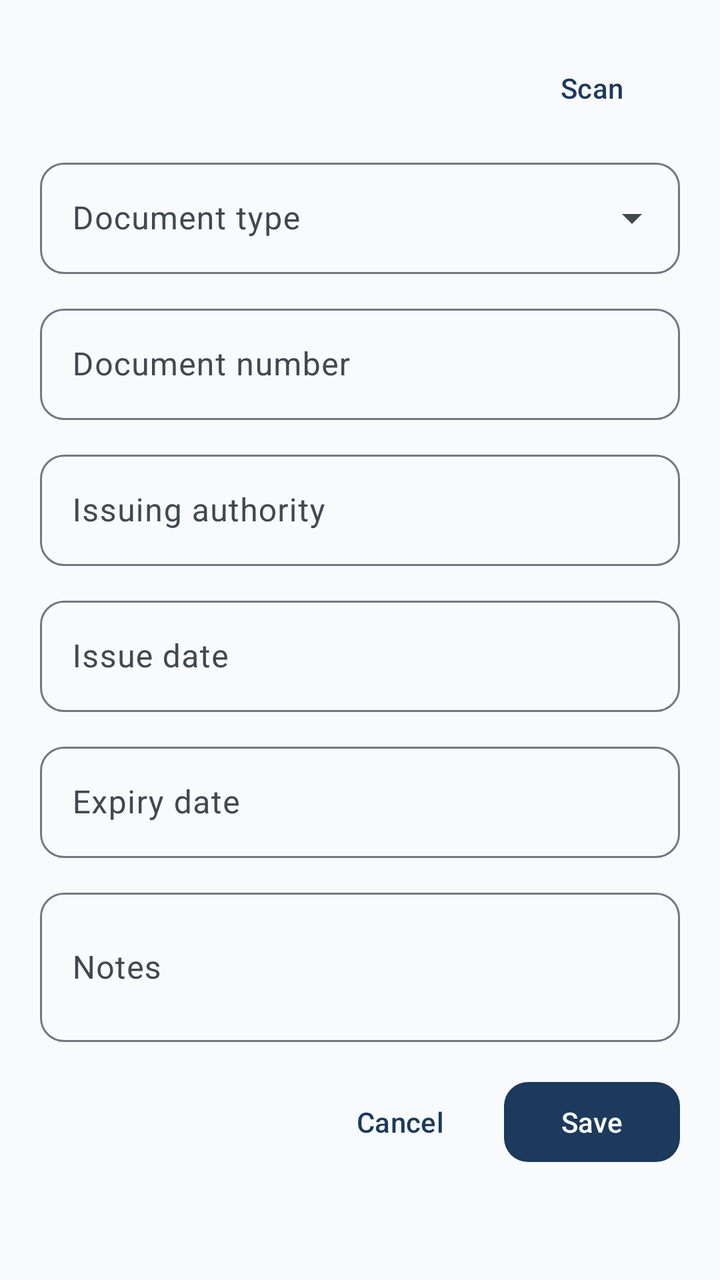
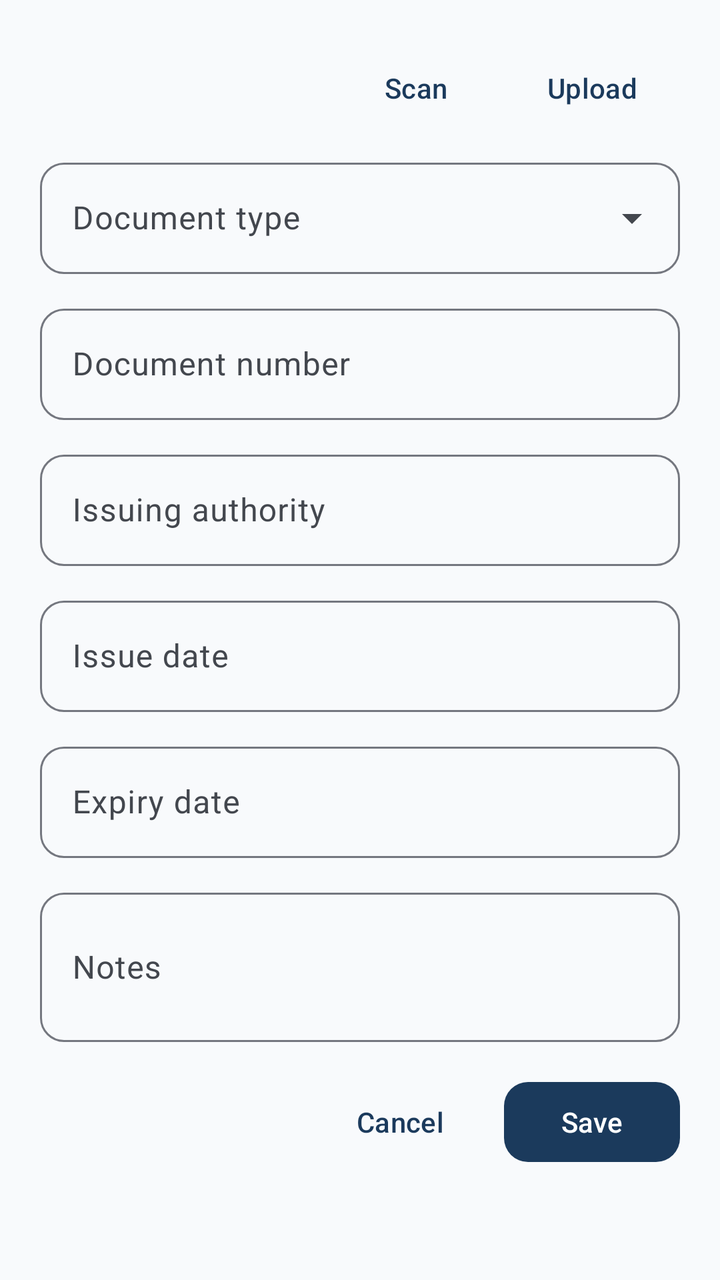

Compare the two renders of this Android layout. The source of the first and the diff that turns it into the second are given below.
<!-- AndroidManifest.xml: application theme Theme.ImmigrantVault -->
<!-- res/layout/bottom_sheet_document_form.xml -->
<?xml version="1.0" encoding="utf-8"?>
<androidx.core.widget.NestedScrollView xmlns:android="http://schemas.android.com/apk/res/android"
    android:layout_width="match_parent"
    android:layout_height="wrap_content"
    android:padding="@dimen/form_padding">

    <LinearLayout
        android:layout_width="match_parent"
        android:layout_height="wrap_content"
        android:orientation="vertical">

        <LinearLayout
            android:layout_width="match_parent"
            android:layout_height="wrap_content"
            android:gravity="center_vertical"
            android:orientation="horizontal">

            <TextView
                android:id="@+id/form_title"
                android:layout_width="0dp"
                android:layout_height="wrap_content"
                android:layout_weight="1"
                android:textAppearance="@style/TextAppearance.ImmigrantVault.FormTitle" />

            <com.google.android.material.button.MaterialButton
                android:id="@+id/btn_scan"
                style="@style/Widget.ImmigrantVault.Button.Text"
                android:layout_width="wrap_content"
                android:layout_height="wrap_content"
                android:text="@string/action_scan" />

        </LinearLayout>

        <ProgressBar
            android:id="@+id/scan_progress"
            style="?android:attr/progressBarStyleHorizontal"
            android:layout_width="match_parent"
            android:layout_height="wrap_content"
            android:layout_marginBottom="8dp"
            android:indeterminate="true"
            android:visibility="gone" />

        <com.google.android.material.textfield.TextInputLayout
            android:id="@+id/input_type_layout"
            style="@style/Widget.ImmigrantVault.TextInputLayout.ExposedDropdownMenu"
            android:layout_width="match_parent"
            android:layout_height="wrap_content"
            android:layout_marginTop="8dp"
            android:hint="@string/label_document_type">

            <AutoCompleteTextView
                android:id="@+id/input_type"
                android:layout_width="match_parent"
                android:layout_height="wrap_content"
                android:inputType="none" />

        </com.google.android.material.textfield.TextInputLayout>

        <com.google.android.material.textfield.TextInputLayout
            android:id="@+id/input_number_layout"
            style="@style/Widget.ImmigrantVault.TextInputLayout"
            android:layout_width="match_parent"
            android:layout_height="wrap_content"
            android:layout_marginTop="@dimen/form_field_spacing"
            android:hint="@string/label_document_number">

            <com.google.android.material.textfield.TextInputEditText
                android:id="@+id/input_number"
                android:layout_width="match_parent"
                android:layout_height="wrap_content"
                android:inputType="text" />

        </com.google.android.material.textfield.TextInputLayout>

        <com.google.android.material.textfield.TextInputLayout
            android:id="@+id/input_authority_layout"
            style="@style/Widget.ImmigrantVault.TextInputLayout"
            android:layout_width="match_parent"
            android:layout_height="wrap_content"
            android:layout_marginTop="@dimen/form_field_spacing"
            android:hint="@string/label_issuing_authority">

            <com.google.android.material.textfield.TextInputEditText
                android:id="@+id/input_authority"
                android:layout_width="match_parent"
                android:layout_height="wrap_content"
                android:inputType="text" />

        </com.google.android.material.textfield.TextInputLayout>

        <com.google.android.material.textfield.TextInputLayout
            android:id="@+id/input_place_of_issue_layout"
            style="@style/Widget.ImmigrantVault.TextInputLayout"
            android:layout_width="match_parent"
            android:layout_height="wrap_content"
            android:layout_marginTop="@dimen/form_field_spacing"
            android:hint="@string/label_place_of_issue"
            android:visibility="gone">

            <com.google.android.material.textfield.TextInputEditText
                android:id="@+id/input_place_of_issue"
                android:layout_width="match_parent"
                android:layout_height="wrap_content"
                android:inputType="text" />

        </com.google.android.material.textfield.TextInputLayout>

        <com.google.android.material.textfield.TextInputLayout
            android:id="@+id/input_nationality_layout"
            style="@style/Widget.ImmigrantVault.TextInputLayout"
            android:layout_width="match_parent"
            android:layout_height="wrap_content"
            android:layout_marginTop="@dimen/form_field_spacing"
            android:hint="@string/label_nationality"
            android:visibility="gone">

            <com.google.android.material.textfield.TextInputEditText
                android:id="@+id/input_nationality"
                android:layout_width="match_parent"
                android:layout_height="wrap_content"
                android:inputType="text" />

        </com.google.android.material.textfield.TextInputLayout>

        <com.google.android.material.textfield.TextInputLayout
            android:id="@+id/input_issue_date_layout"
            style="@style/Widget.ImmigrantVault.TextInputLayout"
            android:layout_width="match_parent"
            android:layout_height="wrap_content"
            android:layout_marginTop="@dimen/form_field_spacing"
            android:hint="@string/label_issue_date">

            <com.google.android.material.textfield.TextInputEditText
                android:id="@+id/input_issue_date"
                android:layout_width="match_parent"
                android:layout_height="wrap_content"
                android:focusable="false"
                android:inputType="none" />

        </com.google.android.material.textfield.TextInputLayout>

        <com.google.android.material.textfield.TextInputLayout
            android:id="@+id/input_expiry_date_layout"
            style="@style/Widget.ImmigrantVault.TextInputLayout"
            android:layout_width="match_parent"
            android:layout_height="wrap_content"
            android:layout_marginTop="@dimen/form_field_spacing"
            android:hint="@string/label_expiry_date">

            <com.google.android.material.textfield.TextInputEditText
                android:id="@+id/input_expiry_date"
                android:layout_width="match_parent"
                android:layout_height="wrap_content"
                android:focusable="false"
                android:inputType="none" />

        </com.google.android.material.textfield.TextInputLayout>

        <com.google.android.material.textfield.TextInputLayout
            android:id="@+id/input_notes_layout"
            style="@style/Widget.ImmigrantVault.TextInputLayout"
            android:layout_width="match_parent"
            android:layout_height="wrap_content"
            android:layout_marginTop="@dimen/form_field_spacing"
            android:hint="@string/label_notes">

            <com.google.android.material.textfield.TextInputEditText
                android:id="@+id/input_notes"
                android:layout_width="match_parent"
                android:layout_height="wrap_content"
                android:inputType="textMultiLine"
                android:minLines="2" />

        </com.google.android.material.textfield.TextInputLayout>

        <LinearLayout
            android:layout_width="match_parent"
            android:layout_height="wrap_content"
            android:layout_marginTop="16dp"
            android:gravity="end"
            android:orientation="horizontal">

            <com.google.android.material.button.MaterialButton
                android:id="@+id/btn_delete"
                style="@style/Widget.ImmigrantVault.Button.Text"
                android:layout_width="wrap_content"
                android:layout_height="wrap_content"
                android:text="@string/action_delete"
                android:textColor="?attr/colorError"
                android:visibility="gone" />

            <View
                android:layout_width="0dp"
                android:layout_height="0dp"
                android:layout_weight="1" />

            <com.google.android.material.button.MaterialButton
                android:id="@+id/btn_cancel"
                style="@style/Widget.ImmigrantVault.Button.Text"
                android:layout_width="wrap_content"
                android:layout_height="wrap_content"
                android:text="@string/action_cancel" />

            <com.google.android.material.button.MaterialButton
                android:id="@+id/btn_save"
                android:layout_width="wrap_content"
                android:layout_height="wrap_content"
                android:layout_marginStart="8dp"
                android:text="@string/action_save" />

        </LinearLayout>

    </LinearLayout>

</androidx.core.widget.NestedScrollView>
<!-- resources referenced by this layout -->
<resources>
  <dimen name="form_field_spacing">12dp</dimen>
  <dimen name="form_padding">20dp</dimen>
  <string name="action_cancel">Cancel</string>
  <string name="action_delete">Delete</string>
  <string name="action_save">Save</string>
  <string name="action_scan">Scan</string>
  <string name="label_document_number">Document number</string>
  <string name="label_document_type">Document type</string>
  <string name="label_expiry_date">Expiry date</string>
  <string name="label_issue_date">Issue date</string>
  <string name="label_issuing_authority">Issuing authority</string>
  <string name="label_nationality">Nationality</string>
  <string name="label_notes">Notes</string>
  <string name="label_place_of_issue">Place of issue</string>
  <style name="TextAppearance.ImmigrantVault.FormTitle" parent="TextAppearance.Material3.TitleLarge">
          <item name="android:textColor">?attr/colorOnSurface</item>
          <item name="android:letterSpacing">0</item>
      </style>
  <style name="Theme.ImmigrantVault" parent="Base.Theme.ImmigrantVault" />
  <style name="ShapeAppearance.ImmigrantVault.SmallComponent" parent="ShapeAppearance.Material3.SmallComponent">
          <item name="cornerFamily">rounded</item>
          <item name="cornerSize">@dimen/corner_small</item>
      </style>
  <dimen name="corner_small">12dp</dimen>
  <color name="md_theme_primary">#1B3A5C</color>
  <color name="md_theme_on_primary">#FFFFFF</color>
  <color name="md_theme_primary_container">#D4E3F3</color>
  <color name="md_theme_on_primary_container">#0A1F33</color>
  <color name="md_theme_secondary">#2A9D8F</color>
  <color name="md_theme_on_secondary">#FFFFFF</color>
  <color name="md_theme_secondary_container">#B8E8E0</color>
  <color name="md_theme_on_secondary_container">#0A3D36</color>
  <color name="md_theme_tertiary">#E9C46A</color>
  <color name="md_theme_on_tertiary">#3D2F00</color>
  <color name="md_theme_tertiary_container">#FFF0C2</color>
  <color name="md_theme_on_tertiary_container">#4A3800</color>
  <color name="md_theme_error">#BA1A1A</color>
  <color name="md_theme_on_error">#FFFFFF</color>
  <color name="md_theme_error_container">#FFDAD6</color>
  <color name="md_theme_on_error_container">#410002</color>
  <color name="md_theme_background">#F8FAFC</color>
  <color name="md_theme_on_background">#1A1C1E</color>
  <color name="md_theme_surface">#FFFFFF</color>
  <color name="md_theme_on_surface">#1A1C1E</color>
  <color name="md_theme_surface_variant">#E8EEF4</color>
  <color name="md_theme_on_surface_variant">#43474E</color>
  <color name="md_theme_outline">#74777F</color>
  <color name="md_theme_outline_variant">#C4C7CF</color>
  <style name="ShapeAppearance.ImmigrantVault.MediumComponent" parent="ShapeAppearance.Material3.MediumComponent">
          <item name="cornerFamily">rounded</item>
          <item name="cornerSize">@dimen/corner_medium</item>
      </style>
  <style name="ShapeAppearance.ImmigrantVault.LargeComponent" parent="ShapeAppearance.Material3.LargeComponent">
          <item name="cornerFamily">rounded</item>
          <item name="cornerSize">@dimen/corner_extra_large</item>
      </style>
  <style name="ThemeOverlay.ImmigrantVault.BottomSheetDialog" parent="ThemeOverlay.Material3.BottomSheetDialog">
          <item name="bottomSheetStyle">@style/Widget.ImmigrantVault.BottomSheet</item>
      </style>
  <style name="ThemeOverlay.ImmigrantVault.MaterialAlertDialog" parent="ThemeOverlay.Material3.MaterialAlertDialog">
          <item name="shapeAppearance">@style/ShapeAppearance.ImmigrantVault.MediumComponent</item>
          <item name="shapeAppearanceOverlay">@null</item>
      </style>
  <dimen name="corner_medium">16dp</dimen>
  <dimen name="corner_extra_large">28dp</dimen>
  <dimen name="corner_large">20dp</dimen>
  <dimen name="elevation_card">2dp</dimen>
  <!-- unchanged entries left out for length: 8 -->
</resources>

<!-- the commit's change to res/layout/bottom_sheet_document_form.xml (unified diff, before → after) -->
@@ -29,6 +29,13 @@
                 android:layout_height="wrap_content"
                 android:text="@string/action_scan" />
 
+            <com.google.android.material.button.MaterialButton
+                android:id="@+id/btn_upload"
+                style="@style/Widget.ImmigrantVault.Button.Text"
+                android:layout_width="wrap_content"
+                android:layout_height="wrap_content"
+                android:text="@string/action_upload" />
+
         </LinearLayout>
 
         <ProgressBar
<!-- resource entries referenced after the edit -->
@@ -6,6 +6,7 @@
   <string name="action_delete">Delete</string>
   <string name="action_save">Save</string>
   <string name="action_scan">Scan</string>
+  <string name="action_upload">Upload</string>
   <string name="label_document_number">Document number</string>
   <string name="label_document_type">Document type</string>
   <string name="label_expiry_date">Expiry date</string>
